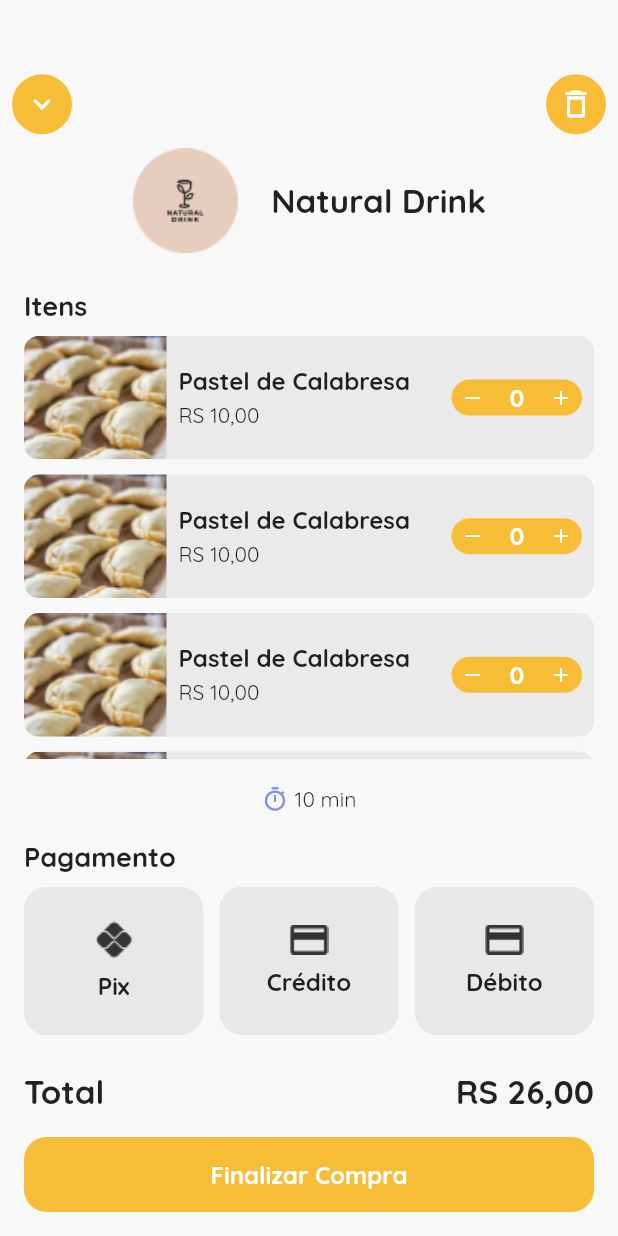
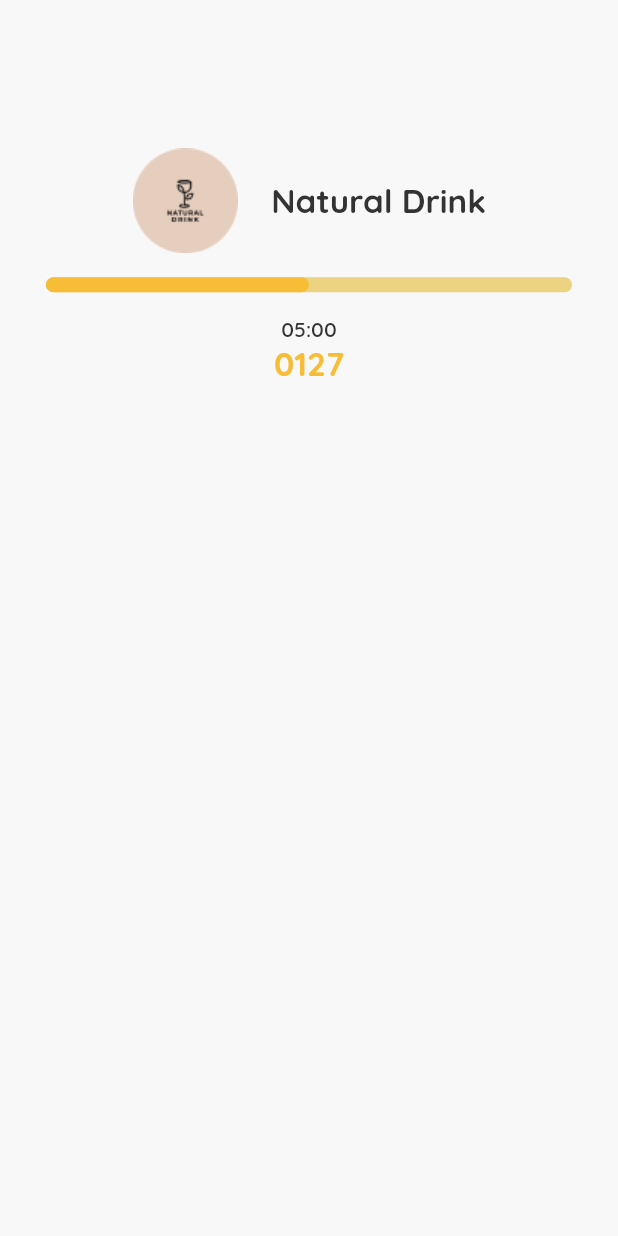
Before and after one commit to guiazevedo17/pick_pega, a Flutter app: the screen it shows after launch, on a phone screen of 412 x 824 dp. Run offline on Flutter 3.47's test engine with Material 2 defaults, Android fonts, the phone set to English and light mode, and no system bars; drawn by our look-alikes of percent_indicator; our stand-ins replace geolocator, google_maps_flutter.

Commit message:
navegação inicial ok

```diff
--- a/app/lib/components/bag_product.dart
+++ b/app/lib/components/bag_product.dart
@@ -1,4 +1,5 @@
 import 'package:flutter/material.dart';
+import 'package:pick_pega/styles/color.dart';
 
 class BagProduct extends StatefulWidget {
   const BagProduct({
@@ -18,8 +19,9 @@ class _BagProductState extends State<BagProduct> {
       width: double.infinity,
       margin: const EdgeInsets.only(bottom: 10.0),
       decoration: BoxDecoration(
-          color: const Color(0xFFEAEAEA),
-          borderRadius: BorderRadius.circular(10)),
+        color: offWhite,
+        borderRadius: BorderRadius.circular(10),
+      ),
       child: Row(
         crossAxisAlignment: CrossAxisAlignment.center,
         mainAxisAlignment: MainAxisAlignment.spaceBetween,
@@ -74,7 +76,7 @@ class _BagProductState extends State<BagProduct> {
               child: Container(
                 decoration: BoxDecoration(
                     borderRadius: BorderRadius.circular(20),
-                    color: const Color(0xFFF8BD36)),
+                    color: actionYellow),
                 child: Padding(
                   padding: const EdgeInsets.symmetric(vertical: 2.0),
                   child: Row(
@@ -84,32 +86,32 @@ class _BagProductState extends State<BagProduct> {
                         onTap: () => setState(() {
                           qntd--;
                         }),
-                        child: const Padding(
-                          padding: EdgeInsets.only(left: 6.0),
+                        child: Padding(
+                          padding: const EdgeInsets.only(left: 6.0),
                           child: Icon(
                             Icons.remove,
-                            color: Colors.white,
+                            color: white,
                             size: 16,
                           ),
                         ),
                       ),
                       Text(
                         qntd.toString(),
-                        style: const TextStyle(
+                        style: TextStyle(
                             fontFamily: 'Quicksand',
                             fontSize: 16,
                             fontWeight: FontWeight.bold,
-                            color: Colors.white),
+                            color: white),
                       ),
                       GestureDetector(
                         onTap: () => setState(() {
                           qntd++;
                         }),
-                        child: const Padding(
-                          padding: EdgeInsets.only(right: 6.0),
+                        child: Padding(
+                          padding: const EdgeInsets.only(right: 6.0),
                           child: Icon(
                             Icons.add,
-                            color: Colors.white,
+                            color: white,
                             size: 16,
                           ),
                         ),
--- a/app/lib/components/category.dart
+++ b/app/lib/components/category.dart
@@ -1,4 +1,5 @@
 import 'package:flutter/material.dart';
+import 'package:pick_pega/styles/color.dart';
 
 class Category extends StatelessWidget {
   final String name;
@@ -11,7 +12,7 @@ class Category extends StatelessWidget {
       width: 100,
       margin: const EdgeInsets.only(right: 10),
       decoration: BoxDecoration(
-        color: const Color(0xFFE8E8E8),
+        color: offWhite,
         borderRadius: BorderRadius.circular(10),
       ),
       child: Center(
--- a/app/lib/components/order_product.dart
+++ b/app/lib/components/order_product.dart
@@ -1,4 +1,5 @@
 import 'package:flutter/material.dart';
+import 'package:pick_pega/styles/color.dart';
 
 class OrderProduct extends StatelessWidget {
   const OrderProduct({
@@ -10,7 +11,7 @@ class OrderProduct extends StatelessWidget {
     return Container(
       width: double.infinity,
       decoration: BoxDecoration(
-          color: const Color(0xFFEAEAEA),
+          color: offWhite,
           borderRadius: BorderRadius.circular(10)),
       child: Row(
         crossAxisAlignment: CrossAxisAlignment.center,
--- a/app/lib/components/payment_method.dart
+++ b/app/lib/components/payment_method.dart
@@ -17,7 +17,9 @@ class PaymentMethod extends StatelessWidget {
       width: MediaQuery.of(context).size.width * 0.29,
       height: MediaQuery.of(context).size.height * 0.12,
       decoration: BoxDecoration(
-          color: offWhite, borderRadius: BorderRadius.circular(15)),
+        color: offWhite,
+        borderRadius: BorderRadius.circular(15),
+      ),
       child: Column(
         mainAxisAlignment: MainAxisAlignment.center,
         crossAxisAlignment: CrossAxisAlignment.center,
--- a/app/lib/components/section.dart
+++ b/app/lib/components/section.dart
@@ -1,4 +1,5 @@
 import 'package:flutter/material.dart';
+import 'package:pick_pega/styles/color.dart';
 
 class Section extends StatelessWidget {
   final String title;
@@ -17,8 +18,9 @@ class Section extends StatelessWidget {
           padding: const EdgeInsets.fromLTRB(16, 0, 0, 8),
           child: Text(
             title,
-            style: const TextStyle(
-              color: Color(0xFF333333),
+            style: TextStyle(
+              color: black,
+              fontFamily: 'Quicksand',
               fontSize: 18,
               fontWeight: FontWeight.bold,
             ),
--- a/app/lib/main.dart
+++ b/app/lib/main.dart
@@ -4,6 +4,7 @@ import 'package:flutter/services.dart';
 // import 'package:pick_pega/repositories/restaurants_repository.dart';
 import 'package:pick_pega/screens/bag.dart';
 import 'package:pick_pega/screens/homepage.dart';
+import 'package:pick_pega/screens/order.dart';
 import 'package:pick_pega/screens/restaurant_menu.dart';
 import 'package:pick_pega/screens/search_restaurant.dart';
 // import 'package:provider/provider.dart';
@@ -35,13 +36,14 @@ class MyApp extends StatelessWidget {
     return MaterialApp(
       title: 'Pick Pega',
       debugShowCheckedModeBanner: false,
-      initialRoute: '/bag',
+      initialRoute: '/order',
       routes: {
         '/homepage': (context) => const Homepage(),
         '/search_restaurant': (context) => const SearchRestaurant(),
         '/location': (context) => const LocationScreen(),
         '/restaurant_menu': (context) => const RestaurantMenu(),
         '/bag': (context) => const BagScreen(),
+        '/order': (context) => const OrderScreen(),
       },
     );
   }
--- a/app/lib/screens/bag.dart
+++ b/app/lib/screens/bag.dart
@@ -10,13 +10,17 @@ class BagScreen extends StatelessWidget {
   @override
   Widget build(BuildContext context) {
     return Scaffold(
-      backgroundColor: const Color(0xFFF8F8F8),
+      backgroundColor: white,
       body: Stack(
         children: [
           // Exit Bag Button
           Positioned(
             top: 0,
             left: 0,
+            child: GestureDetector(
+              onTap: () {
+                Navigator.of(context).pop();
+              },
               child: Container(
                 width: 40,
                 height: 40,
@@ -25,11 +29,14 @@ class BagScreen extends StatelessWidget {
                   left: 8,
                 ),
                 decoration: BoxDecoration(
-                  color: actionYellow, borderRadius: BorderRadius.circular(20)),
-              child: const Icon(
-                Icons.keyboard_arrow_down_rounded,
-                color: Colors.white,
-                size: 24,
+                  color: actionYellow,
+                  borderRadius: BorderRadius.circular(20),
+                ),
+                child: Icon(
+                  Icons.arrow_back_ios_rounded,
+                  color: white,
+                  size: 20,
+                ),
               ),
             ),
           ),
--- /dev/null
+++ b/app/lib/screens/order.dart
@@ -0,0 +1,93 @@
+import 'package:flutter/material.dart';
+import 'package:pick_pega/styles/color.dart';
+import 'package:percent_indicator/percent_indicator.dart';
+
+class OrderScreen extends StatelessWidget {
+  const OrderScreen({super.key});
+
+  @override
+  Widget build(BuildContext context) {
+    return Scaffold(
+      backgroundColor: white,
+      body: Container(
+        width: double.infinity,
+        margin: EdgeInsets.only(top: MediaQuery.of(context).size.height * 0.12),
+        child: Column(
+          crossAxisAlignment: CrossAxisAlignment.center,
+          children: [
+            // Restaurant Info
+            SizedBox(
+              width: MediaQuery.of(context).size.width * 0.6,
+              child: Row(
+                mainAxisAlignment: MainAxisAlignment.center,
+                children: [
+                  // Restaurant Logo
+                  Expanded(
+                    flex: 1,
+                    child: Image.asset(
+                      'assets/images/restaurant.png',
+                      width: 70,
+                      height: 70,
+                    ),
+                  ),
+
+                  // Restaurant Name
+                  Expanded(
+                    flex: 2,
+                    child: Padding(
+                      padding: const EdgeInsets.only(left: 16.0),
+                      child: Text(
+                        'Natural Drink',
+                        style: TextStyle(
+                            color: black,
+                            fontFamily: 'Quicksand',
+                            fontSize: 22,
+                            fontWeight: FontWeight.bold),
+                      ),
+                    ),
+                  )
+                ],
+              ),
+            ),
+
+            // ProgressBar
+            Padding(
+              padding: const EdgeInsets.symmetric(vertical: 16.0),
+              child: LinearPercentIndicator(
+                alignment: MainAxisAlignment.center,
+                animation: true,
+                animationDuration: 1000,
+                width: MediaQuery.of(context).size.width * 0.9,
+                lineHeight: 10,
+                percent: 0.5,
+                barRadius: const Radius.circular(20),
+                progressColor: actionYellow,
+                backgroundColor: lightYellow,
+              ),
+            ),
+
+            // Remaining Time
+            Text(
+              '05:00',
+              style: TextStyle(
+                  color: black,
+                  fontFamily: 'Quicksand',
+                  fontSize: 14,
+                  fontWeight: FontWeight.w600),
+            ),
+
+            Text(
+              '0127',
+              style: TextStyle(
+                color: actionYellow,
+                fontFamily: 'Quicksand',
+                fontSize: 22,
+                fontWeight: FontWeight.bold,
+              ),
+            ),
+          ],
+        ),
+      ),
+    );
+  }
+}
--- a/app/lib/styles/color.dart
+++ b/app/lib/styles/color.dart
@@ -2,6 +2,8 @@ import 'package:flutter/material.dart';
 
 Color white = const Color(0xFFF8F8F8);
 Color offWhite = const Color(0xFFE8E8E8);
+Color lightgrey = const Color(0xFFEAEAEA);
 Color actionYellow = const Color(0xFFF8BD36);
+Color lightYellow = const Color(0xFFEBD381);
 Color lightBlue = const Color(0xFF818FEB);
 Color black = const Color(0xFF333333);
--- a/app/pubspec.yaml
+++ b/app/pubspec.yaml
@@ -31,11 +31,12 @@ dependencies:
   flutter:
     sdk: flutter
 
-  flutter_barcode_scanner: ^2.0.0
+  #flutter_barcode_scanner: ^2.0.0
   geolocator: ^8.0.0
   provider: ^6.0.1
   flutter_config: ^2.0.0
   google_maps_flutter: ^2.1.1
+  percent_indicator: ^4.0.1
 
 
   # The following adds the Cupertino Icons font to your application.
```
Also changed, not shown: app/lib/components/close_restaurant.dart (+11 -6 lines), app/lib/components/menu_product.dart (+8 -13 lines), app/lib/components/sale.dart (+14 -12 lines), app/lib/components/sugestion.dart (+4 -4 lines), app/lib/screens/homepage.dart (+20 -19 lines), app/lib/screens/location.dart (+39 -3 lines), app/lib/screens/restaurant_menu.dart (+23 -4 lines), app/lib/screens/search_restaurant.dart (+8 -7 lines), app/pubspec.lock, 2 other files. Lines whose indentation alone changed are shown as unchanged.
